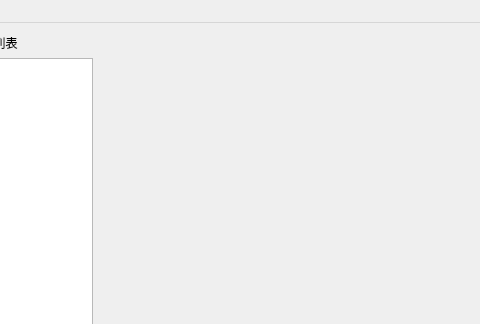
Qt form mainwindow.ui (lvyilin/SmartFilesManager) before a commit; both pictures show x 117 to 597 and y 0 to 324 of the 694 by 443 pixel window.
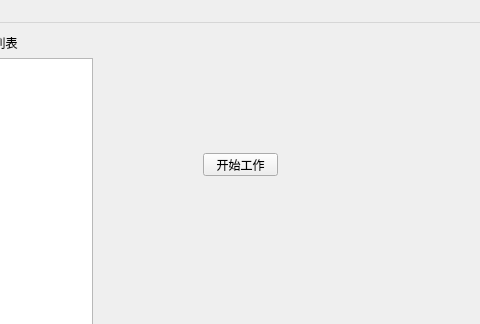
The same form after that commit.

Commit message: fix bug in dbhelper & processFileList

Diff of the .ui file:
```diff
--- a/mainwindow.ui
+++ b/mainwindow.ui
@@ -39,6 +39,19 @@
      </item>
     </layout>
    </widget>
+   <widget class="QPushButton" name="processButton">
+    <property name="geometry">
+     <rect>
+      <x>320</x>
+      <y>130</y>
+      <width>75</width>
+      <height>23</height>
+     </rect>
+    </property>
+    <property name="text">
+     <string>开始工作</string>
+    </property>
+   </widget>
   </widget>
   <widget class="QMenuBar" name="menuBar">
    <property name="geometry">
```
The commit also changes 2 other files.
